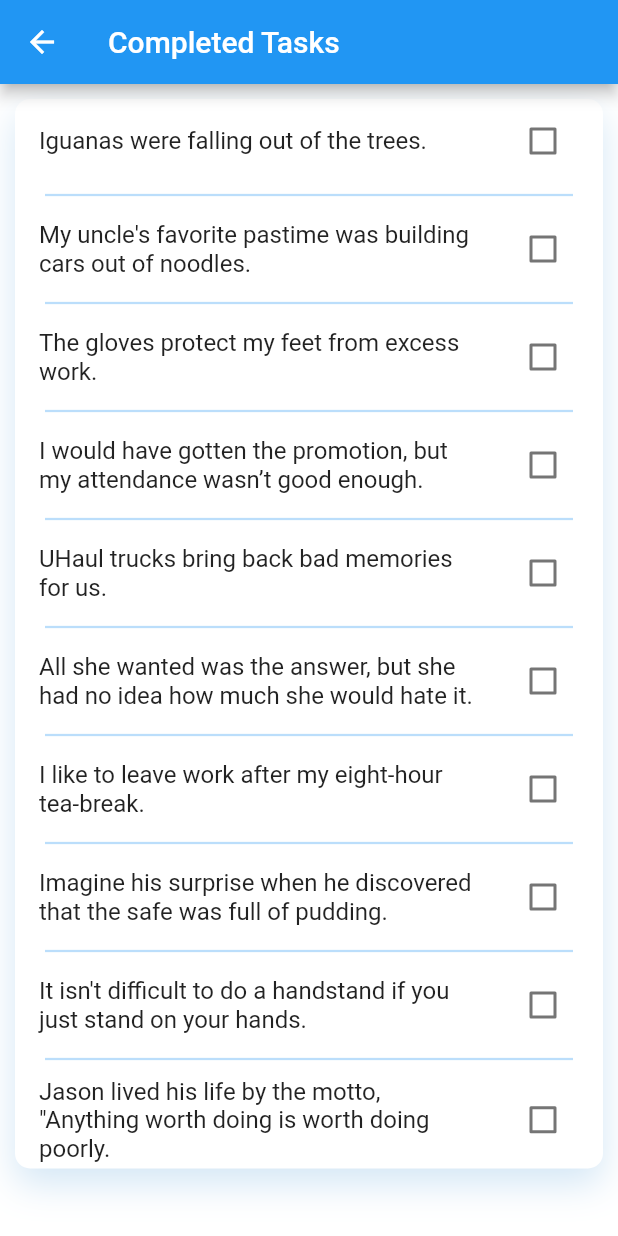
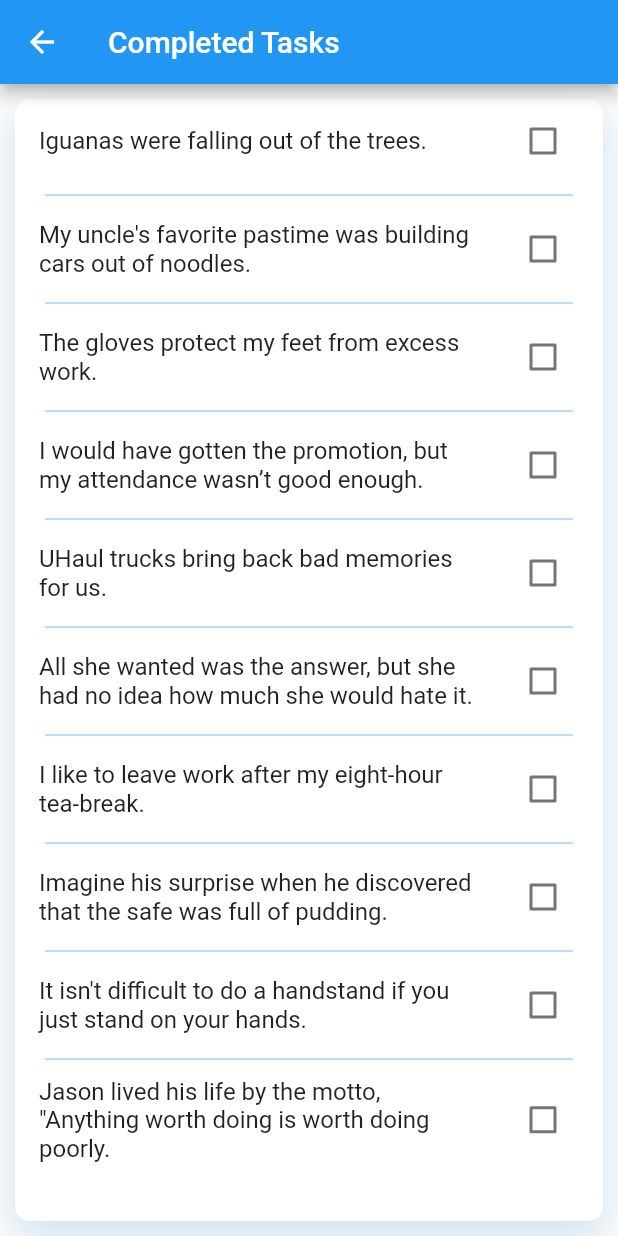
Before and after one commit to honghai2196/to_do, a Flutter app: the IncompleteTaskView screen opened directly, on a phone screen of 412 x 824 dp. Run offline on Flutter 3.47's test engine with Material 2 defaults, Android fonts, the phone set to English and light mode, and no system bars; our stand-ins replace get_it.

Commit message:
update task view

```diff
--- a/lib/view/all/all_task_view.dart
+++ b/lib/view/all/all_task_view.dart
@@ -15,7 +15,6 @@ class AllTaskView extends StatelessWidget {
         print('All Task View load is $isSuccess');
       },
       builder: (context, viewModel, _) => Scaffold(
-        backgroundColor: Colors.white,
         appBar: SharedAppBar(title: 'All Tasks'),
         body: Container(
           margin: EdgeInsets.all(10),
--- a/lib/view/complete/complete_task_view.dart
+++ b/lib/view/complete/complete_task_view.dart
@@ -15,7 +15,6 @@ class CompleteTaskView extends StatelessWidget {
         print('Complete Task View load is $isSuccess');
       },
       builder: (context, viewModel, _) => Scaffold(
-        backgroundColor: Colors.white,
         appBar: SharedAppBar(title: 'Completed Tasks'),
         body: Container(
           margin: EdgeInsets.all(10),
--- a/lib/view/incomplete/incomplete_task_view.dart
+++ b/lib/view/incomplete/incomplete_task_view.dart
@@ -15,13 +15,11 @@ class IncompleteTaskView extends StatelessWidget {
         print('Complete Task View load is $isSuccess');
       },
       builder: (context, viewModel, _) => Scaffold(
-        backgroundColor: Colors.white,
         appBar: SharedAppBar(title: 'Completed Tasks'),
         body: Container(
           margin: EdgeInsets.all(10),
           decoration: sharedBoxDecoration,
           child: ListView.separated(
-            shrinkWrap: true,
             separatorBuilder: (_, __) => UIHelper.divider(),
             itemCount: viewModel.getTaskItems().length,
             itemBuilder: (context, index) {
```
